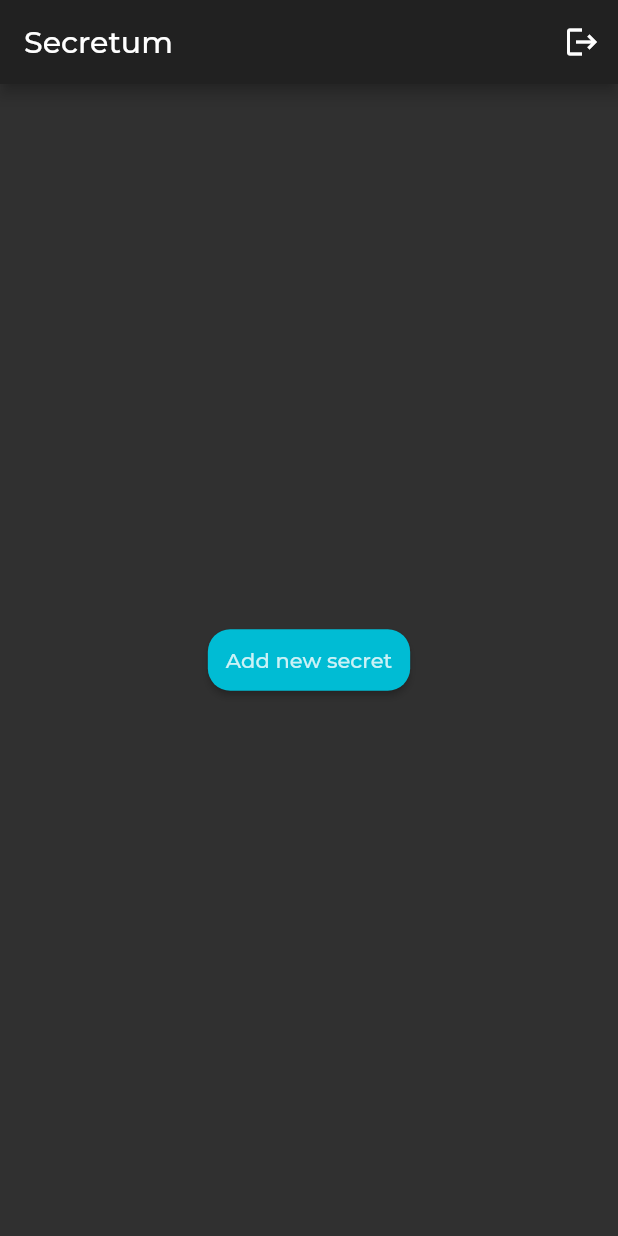
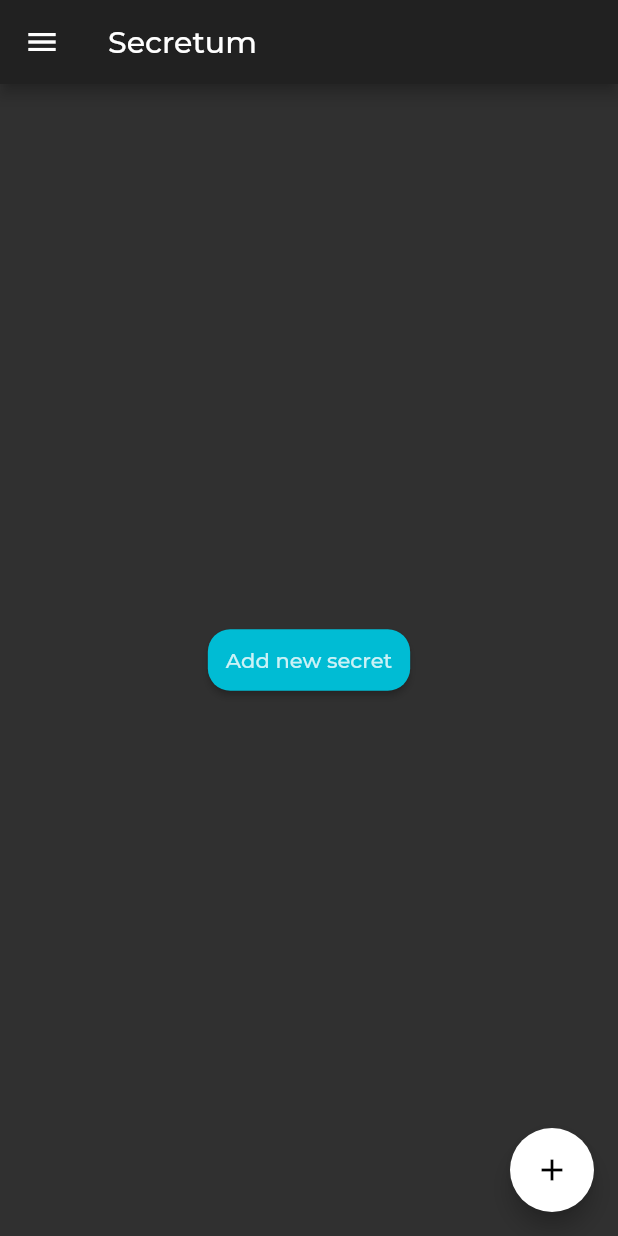
Before and after one commit to deimantasa/secretum-mobile, a Flutter app: the HomePage screen opened directly, on a phone screen of 412 x 824 dp. Run offline on Flutter 3.47's test engine with Material 2 defaults, Android fonts, the phone set to English and light mode, and no system bars; our stand-ins replace cloud_firestore, firebase_core, flutter_secure_storage, flutter_svg, fluttertoast, get_it and 4 more; missing offline and left inert: encrypt; accounts and stored records are empty; project files that could hold a hidden picture were left out.

```diff
--- a/lib/main.dart
+++ b/lib/main.dart
@@ -11,6 +11,7 @@ import 'package:secretum/services/logging_service.dart';
 import 'package:secretum/services/storage_service.dart';
 import 'package:secretum/stores/secrets_store.dart';
 import 'package:secretum/stores/users_store.dart';
+import 'package:secretum/utils/secretum_colors.dart';
 import 'package:secretum/utils/utils.dart';
 import 'package:provider/provider.dart';
 
@@ -104,7 +105,7 @@ class _MyAppState extends State<MyApp> with WidgetsBindingObserver {
         title: "Secretum",
         theme: ThemeData(
           accentColor: Colors.white,
-          primarySwatch: Colors.cyan,
+          primarySwatch: SecretumColors.kMaterialColor1,
           visualDensity: VisualDensity.adaptivePlatformDensity,
           brightness: Brightness.dark,
           buttonTheme: Theme.of(context).buttonTheme.copyWith(),
--- a/lib/pages/edit_entry/edit_entry_page.dart
+++ b/lib/pages/edit_entry/edit_entry_page.dart
@@ -92,7 +92,7 @@ class _EditEntryPageState extends State<EditEntryPage> implements View {
           ),
           SizedBox(height: 16),
           Divider(height: 1),
-          SizedBox(height: 8),
+          SizedBox(height: 16),
           if (_editEntryModel.description.isNotEmpty) ...[
             Text(_editEntryModel.description),
             SizedBox(height: 16),
@@ -107,7 +107,7 @@ class _EditEntryPageState extends State<EditEntryPage> implements View {
               maxLines: null,
             ),
           ),
-          SizedBox(height: 8),
+          SizedBox(height: 16),
           Padding(
             padding: const EdgeInsets.symmetric(horizontal: 16.0),
             child: Row(
--- a/lib/pages/home/home_page.dart
+++ b/lib/pages/home/home_page.dart
@@ -1,5 +1,7 @@
 import 'package:flutter/cupertino.dart';
 import 'package:flutter/material.dart';
+import 'package:flutter_svg/flutter_svg.dart';
+import 'package:package_info/package_info.dart';
 import 'package:secretum/models/secret.dart';
 import 'package:secretum/pages/secret_details/secret_details_page.dart';
 import 'package:secretum/pages/welcome/welcome_page.dart';
@@ -7,6 +9,8 @@ import 'package:secretum/stores/secrets_store.dart';
 import 'package:secretum/stores/users_store.dart';
 import 'package:secretum/utils/dialogs.dart';
 import 'package:provider/provider.dart';
+import 'package:secretum/utils/secretum_assets.dart';
+import 'package:secretum/utils/secretum_colors.dart';
 
 import 'home_contract.dart';
 import 'home_model.dart';
@@ -52,31 +56,14 @@ class _HomePageState extends State<HomePage> implements View {
     return Scaffold(
       appBar: AppBar(
         title: Text("Secretum"),
-        actions: [
-          IconButton(
-            icon: Icon(Icons.logout),
-            onPressed: () {
-              showDialog(
-                  context: context,
-                  builder: (context) {
-                    return AlertDialog(
-                      title: Text("Are you sure you want to sign-out?"),
-                      actions: [
-                        TextButton(
-                          child: Text("No"),
-                          onPressed: () => Navigator.pop(context),
-                        ),
-                        TextButton(
-                          child: Text("Yes"),
-                          onPressed: () => _homePresenter.signOut(),
-                        ),
-                      ],
-                    );
-                  });
-            },
-          ),
-        ],
+        actions: [],
       ),
+      floatingActionButton: FloatingActionButton(
+        heroTag: null,
+        child: Icon(Icons.add),
+        onPressed: () => _showAddNewWalletBottomSheet(),
+      ),
+      drawer: _buildDrawer(),
       body: _buildBodyWidget(),
     );
   }
@@ -148,44 +135,6 @@ class _HomePageState extends State<HomePage> implements View {
               },
             ),
           ),
-          Align(
-            alignment: Alignment.bottomCenter,
-            child: Padding(
-              padding: const EdgeInsets.all(16.0),
-              child: Row(
-                mainAxisAlignment: MainAxisAlignment.spaceBetween,
-                children: [
-                  FloatingActionButton(
-                    heroTag: null,
-                    child: Icon(Icons.download_rounded),
-                    onPressed: () async {
-                      String? fileName = await Dialogs.showEditEntryBottomSheet(
-                        context,
-                        title: "Export File",
-                        description: "All your secrets will be exported in one file in your phone.",
-                        hintText: "Enter file name",
-                        entry: "",
-                        buttonText: "Export",
-                        textCapitalization: TextCapitalization.none,
-                        validateWithPrimaryPassword: false,
-                        validateWithSecondaryPassword: false,
-                        validateWithBiometric: true,
-                      );
-
-                      if (fileName != null && fileName.isNotEmpty) {
-                        _homePresenter.exportSecrets(fileName);
-                      }
-                    },
-                  ),
-                  FloatingActionButton(
-                    heroTag: null,
-                    child: Icon(Icons.add),
-                    onPressed: () => _showAddNewWalletBottomSheet(),
-                  )
-                ],
-              ),
-            ),
-          )
         ],
       );
     }
@@ -236,4 +185,121 @@ class _HomePageState extends State<HomePage> implements View {
       },
     );
   }
+
+  Widget _buildDrawer() {
+    const double kImageSize = 80;
+
+    return Drawer(
+      child: Column(
+        children: [
+          Expanded(
+            child: ListView(
+              padding: EdgeInsets.zero,
+              children: <Widget>[
+                DrawerHeader(
+                  child: Column(
+                    children: [
+                      Spacer(),
+                      SvgPicture.asset(
+                        SecretumAssets.kSecretumLogo,
+                        width: kImageSize,
+                        height: kImageSize,
+                        color: Colors.white,
+                      ),
+                      SizedBox(height: 8),
+                      Text(
+                        'SECRETUM',
+                        style: TextStyle(
+                          color: SecretumColors.kMaterialColor1,
+                          fontWeight: FontWeight.w600,
+                          fontSize: 24,
+                        ),
+                      ),
+                      Spacer(),
+                    ],
+                  ),
+                  decoration: BoxDecoration(
+                    color: Theme.of(context).primaryColor,
+                  ),
+                ),
+              ],
+            ),
+          ),
+          Divider(height: 1),
+          ListTile(
+            leading: Icon(Icons.download_rounded),
+            title: Text("Export"),
+            onTap: () async {
+              String? fileName = await Dialogs.showEditEntryBottomSheet(
+                context,
+                title: "Export File",
+                description: "All your secrets will be exported to the text file in your phone.",
+                hintText: "Enter file name",
+                entry: "",
+                buttonText: "Export",
+                textCapitalization: TextCapitalization.none,
+                validateWithPrimaryPassword: false,
+                validateWithSecondaryPassword: false,
+                validateWithBiometric: true,
+              );
+
+              if (fileName != null && fileName.isNotEmpty) {
+                _homePresenter.exportSecrets(fileName);
+              }
+            },
+          ),
+          Divider(height: 1),
+          ListTile(
+            leading: Icon(Icons.logout),
+            title: Text('Log-Out'),
+            onTap: () {
+              showDialog(
+                  context: context,
+                  builder: (context) {
+                    return AlertDialog(
+                      title: Text("Are you sure you want to log-out?"),
+                      content: Text(
+                          "Make sure you have your secret key saved. This will be the only way to log-in to your account again."),
+                      actions: [
+                        TextButton(
+                          child: Text("Cancel"),
+                          onPressed: () => Navigator.pop(context),
+                        ),
+                        TextButton(
+                          child: Text(
+                            "Log-Out",
+                            style: TextStyle(color: Colors.red),
+                          ),
+                          onPressed: () => _homePresenter.signOut(),
+                        ),
+                      ],
+                    );
+                  });
+            },
+          ),
+          Divider(height: 1),
+          SizedBox(height: 8),
+          Padding(
+            padding: const EdgeInsets.all(16.0),
+            child: Row(
+              mainAxisAlignment: MainAxisAlignment.center,
+              children: [
+                FutureBuilder<PackageInfo>(
+                  future: PackageInfo.fromPlatform(),
+                  builder: (context, snapshot) {
+                    return Text(
+                      "App Version: ${snapshot.data != null ? snapshot.data!.version : ""}",
+                      style: TextStyle(
+                        color: Colors.white.withOpacity(0.5),
+                      ),
+                    );
+                  },
+                ),
+              ],
+            ),
+          )
+        ],
+      ),
+    );
+  }
 }
--- a/lib/pages/welcome/welcome_page.dart
+++ b/lib/pages/welcome/welcome_page.dart
@@ -6,6 +6,7 @@ import 'package:secretum/pages/registration/registration_page.dart';
 import 'package:secretum/utils/dialogs.dart';
 import 'package:secretum/utils/hero_tags.dart';
 import 'package:secretum/utils/secretum_assets.dart';
+import 'package:secretum/utils/secretum_colors.dart';
 
 import 'welcome_contract.dart';
 import 'welcome_model.dart';
@@ -65,7 +66,7 @@ class _WelcomePageState extends State<WelcomePage> implements View {
                 Text(
                   "SECRETUM",
                   style: TextStyle(
-                    color: Colors.cyan,
+                    color: SecretumColors.kMaterialColor1,
                     fontWeight: FontWeight.bold,
                     fontSize: 40,
                   ),
--- /dev/null
+++ b/lib/utils/secretum_colors.dart
@@ -0,0 +1,5 @@
+import 'package:flutter/material.dart';
+
+class SecretumColors {
+  static const MaterialColor kMaterialColor1 = Colors.cyan;
+}
--- a/pubspec.yaml
+++ b/pubspec.yaml
@@ -49,8 +49,7 @@ dependencies:
   #Other
   json_annotation: ^4.0.0
   uuid: ^3.0.1
-
-
+  package_info: ^2.0.0
 
 dev_dependencies:
   flutter_test:
```
Also changed, not shown: lib/models/clickable.dart (deleted, +0 -33 lines), lib/pages/landing/landing_contract.dart (deleted, +0 -14 lines), lib/pages/landing/landing_model.dart (deleted, +0 -10 lines), lib/pages/landing/landing_page.dart (deleted, +0 -109 lines), lib/pages/landing/landing_presenter.dart (deleted, +0 -75 lines), lib/pages/secret_details/secret_details_page.dart (+8 -6 lines), lib/models/clickable.g.dart (deleted), pubspec.lock.
